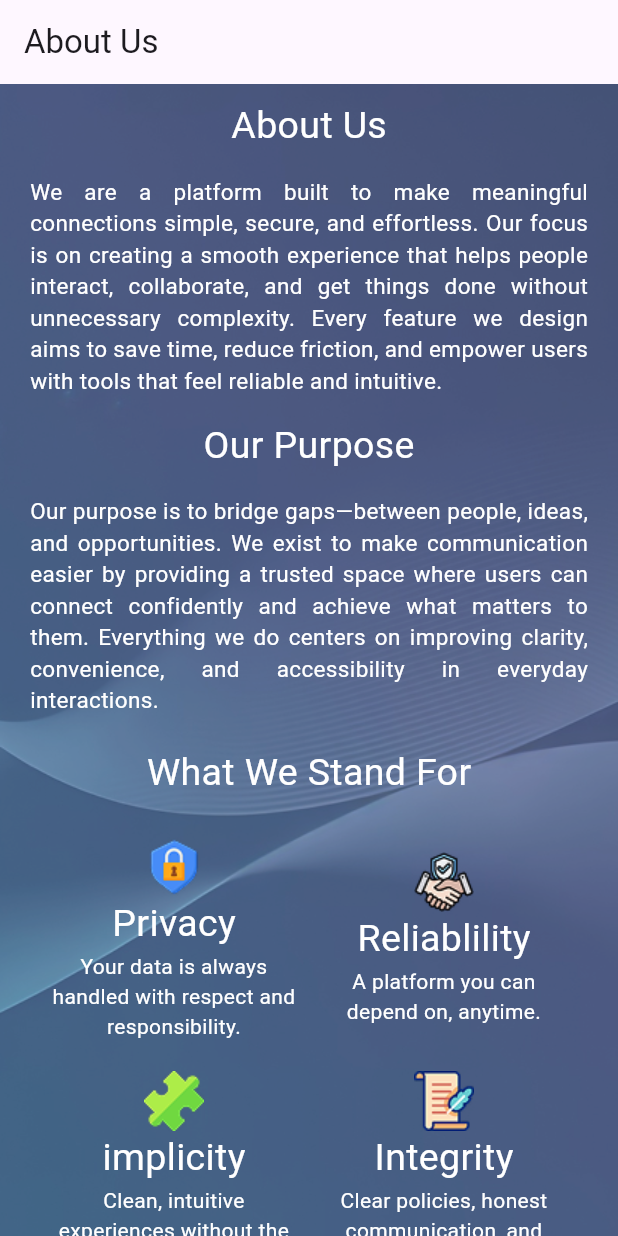
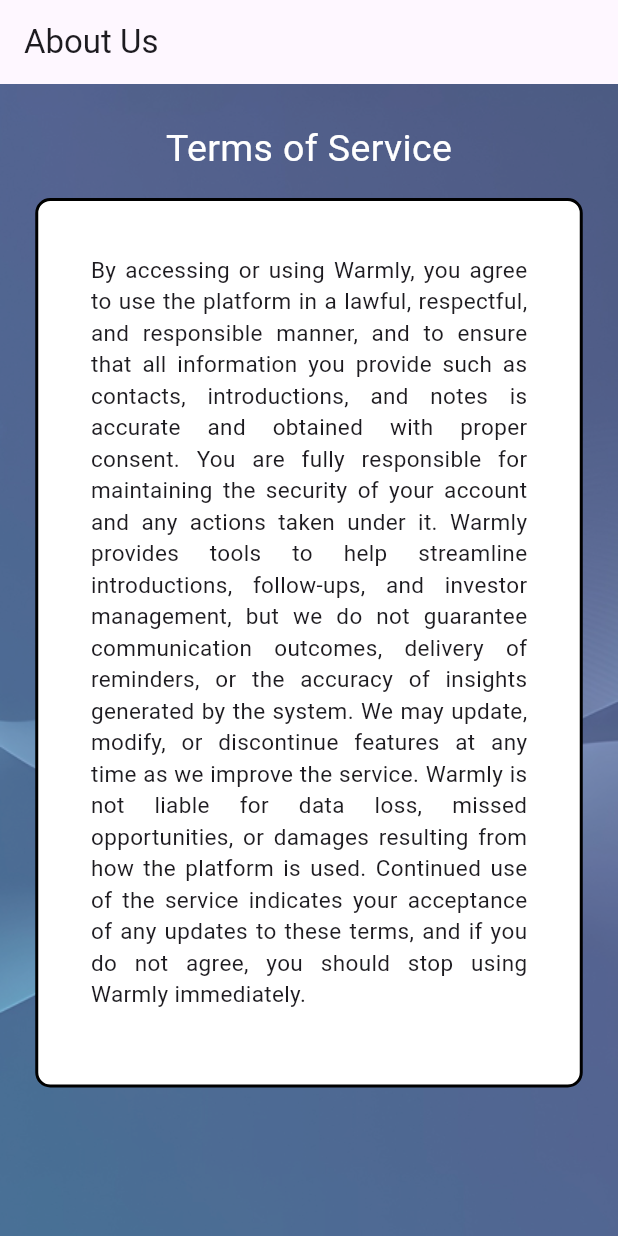
Before and after one commit to Nati-Hab1/mobile-final-project, a Flutter app: the screen it shows after launch, on a phone screen of 412 x 824 dp. Run offline on Flutter 3.47's test engine with Material 3 defaults, Android fonts, the phone set to English and light mode, and no system bars; our stand-ins replace go_router.

Commit message:
Add terms of service page with dummy appbar

```diff
--- a/lib/core/routing/app_router.dart
+++ b/lib/core/routing/app_router.dart
@@ -1,13 +1,19 @@
 import 'package:go_router/go_router.dart';
+import '../../features/common/screens/terms.dart';
 import '../../features/common/screens/about_us.dart';
 
 final GoRouter appRouter = GoRouter(
-  initialLocation: '/about_us',
+  initialLocation: '/terms',
   routes: [
     GoRoute(
       path: '/about_us',
       name: 'aboutUs',
       builder: (context, state) => const AboutUs(),
     ),
+    GoRoute(
+      path: '/terms',
+      name: 'terms',
+      builder: (context, state) => const Terms(),
+    ),
   ],
 );
--- /dev/null
+++ b/lib/features/common/screens/terms.dart
@@ -0,0 +1,59 @@
+import 'package:flutter/material.dart';
+
+class Terms extends StatelessWidget {
+  const Terms({super.key});
+
+  @override
+  Widget build(BuildContext context) {
+    return Scaffold(
+      appBar: AppBar(title: const Text("About Us")),
+      body: Container(
+        decoration: BoxDecoration(
+          image: DecorationImage(
+            image: AssetImage(
+              "assets/images/background.png",
+            ),
+            fit: BoxFit.cover,
+          ),
+        ),
+        child: Center(
+          child: Column(
+            children: [
+              SizedBox(height: 25),
+              Text(
+                "Terms of Service",
+                style: TextStyle(
+                  fontSize: 25,
+                  color: Colors.white,
+                ),
+              ),
+              SizedBox(height: 15),
+              Container(
+                width: 365,
+                padding: EdgeInsets.only(
+                  left: 35,
+                  right: 35,
+                  top: 35,
+                  bottom: 50,
+                ),
+                decoration: BoxDecoration(
+                  color: Colors.white,
+                  borderRadius: BorderRadius.circular(10),
+                  border: Border.all(
+                    color: Colors.black,
+                    width: 2,
+                  ),
+                ),
+                child: Text(
+                  "By accessing or using Warmly, you agree to use the platform in a lawful, respectful, and responsible manner, and to ensure that all information you provide such as contacts, introductions, and notes is accurate and obtained with proper consent. You are fully responsible for maintaining the security of your account and any actions taken under it. Warmly provides tools to help streamline introductions, follow-ups, and investor management, but we do not guarantee communication outcomes, delivery of reminders, or the accuracy of insights generated by the system. We may update, modify, or discontinue features at any time as we improve the service. Warmly is not liable for data loss, missed opportunities, or damages resulting from how the platform is used. Continued use of the service indicates your acceptance of any updates to these terms, and if you do not agree, you should stop using Warmly immediately.",
+                  style: TextStyle(fontSize: 15),
+                  textAlign: TextAlign.justify,
+                ),
+              ),
+            ],
+          ),
+        ),
+      ),
+    );
+  }
+}
```
